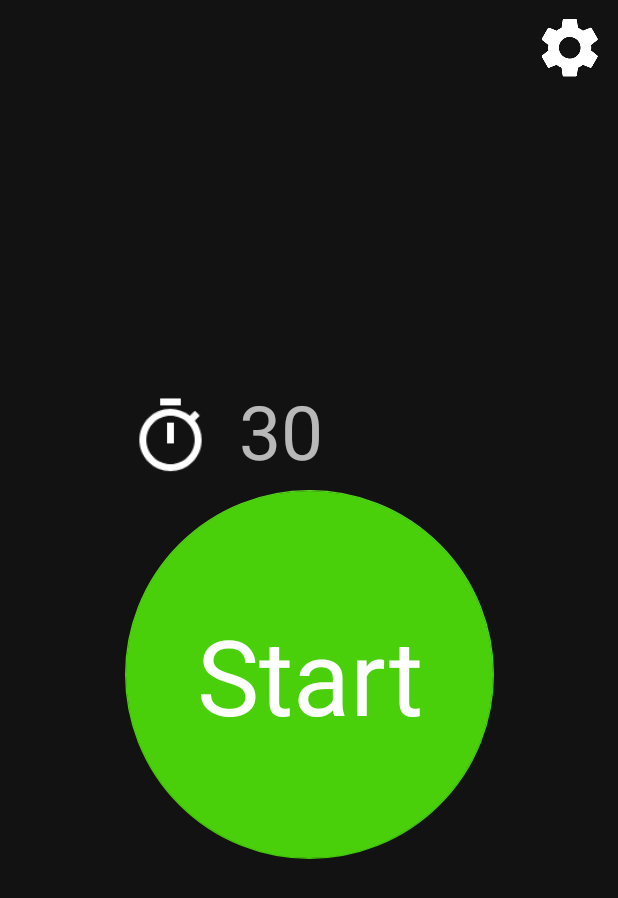
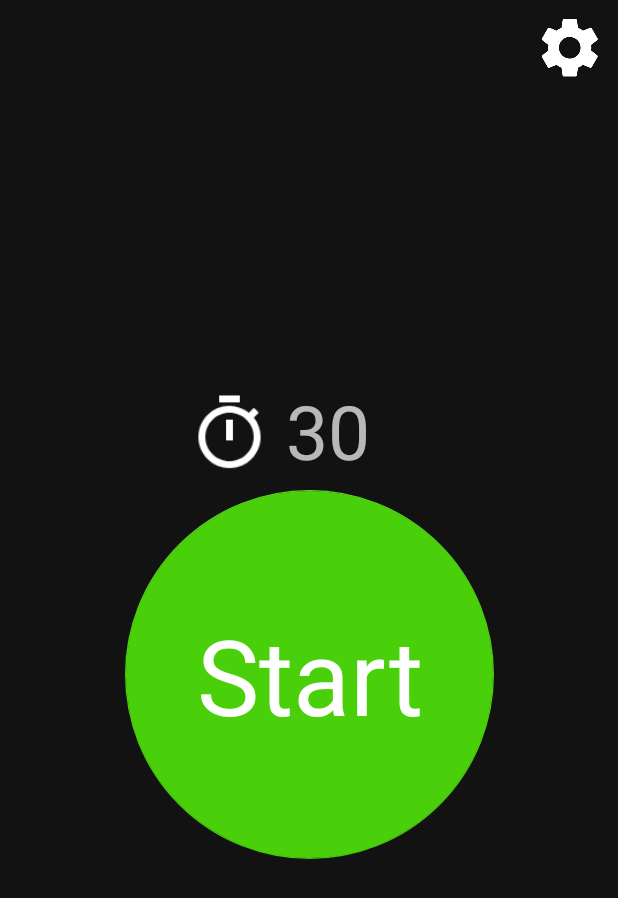
Before and after one commit to MajdKhodr/StillAlert, an Android app: the screen it shows after launch (MainActivity), on a phone screen of 412 x 824 dp. Shown: the top 898 px of the screen. Run offline under Robolectric (Android 15) with nearby library versions, the phone set to English and light mode, and no system bars.

Commit message:
Adjusted time logo on main activity

```diff
--- a/app/src/main/res/layout/activity_main.xml
+++ b/app/src/main/res/layout/activity_main.xml
@@ -42,7 +42,6 @@
         android:id="@+id/textview_time"
         android:layout_width="155dp"
         android:layout_height="65dp"
-        android:layout_marginStart="8dp"
         android:layout_marginTop="8dp"
         android:layout_marginEnd="28dp"
         android:layout_marginBottom="8dp"
@@ -59,9 +58,9 @@
         android:id="@+id/time_icon"
         android:layout_width="75dp"
         android:layout_height="55dp"
-        android:layout_marginStart="76dp"
+        android:layout_marginStart="115dp"
         android:layout_marginTop="8dp"
-        android:layout_marginBottom="8dp"
+        android:layout_marginBottom="10dp"
         app:layout_constraintBottom_toTopOf="@+id/floatingActionButton_start"
         app:layout_constraintStart_toStartOf="parent"
         app:layout_constraintTop_toTopOf="parent"
```
